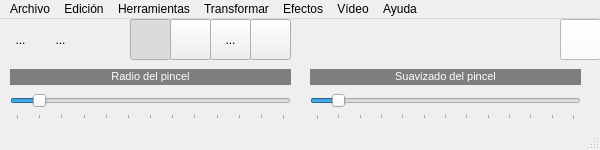
The window that mainwindow.ui (hsanchezm7/QFotoPaint6) describes before a commit, drawn with Qt 5.
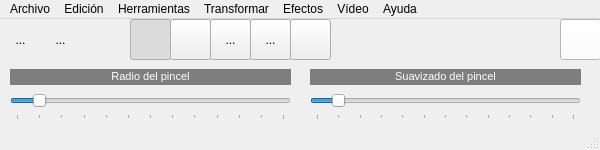
The same window after the commit. Icons and pictures are not drawn.

Diff of the .ui file:
```diff
--- a/mainwindow.ui
+++ b/mainwindow.ui
@@ -274,7 +274,7 @@
    <widget class="QToolButton" name="toolButton_6">
     <property name="geometry">
      <rect>
-      <x>250</x>
+      <x>290</x>
       <y>0</y>
       <width>41</width>
       <height>41</height>
@@ -345,6 +345,29 @@
      <bool>true</bool>
     </property>
    </widget>
+   <widget class="QToolButton" name="toolButton_8">
+    <property name="geometry">
+     <rect>
+      <x>250</x>
+      <y>0</y>
+      <width>41</width>
+      <height>41</height>
+     </rect>
+    </property>
+    <property name="text">
+     <string>...</string>
+    </property>
+    <property name="icon">
+     <iconset resource="recursos.qrc">
+      <normaloff>:/imagenes/elipse.png</normaloff>:/imagenes/elipse.png</iconset>
+    </property>
+    <property name="checkable">
+     <bool>true</bool>
+    </property>
+    <property name="autoExclusive">
+     <bool>true</bool>
+    </property>
+   </widget>
   </widget>
   <widget class="QMenuBar" name="menuBar">
    <property name="geometry">
```
Left out of the diff: 36 changed lines with no effect on the pictures.
